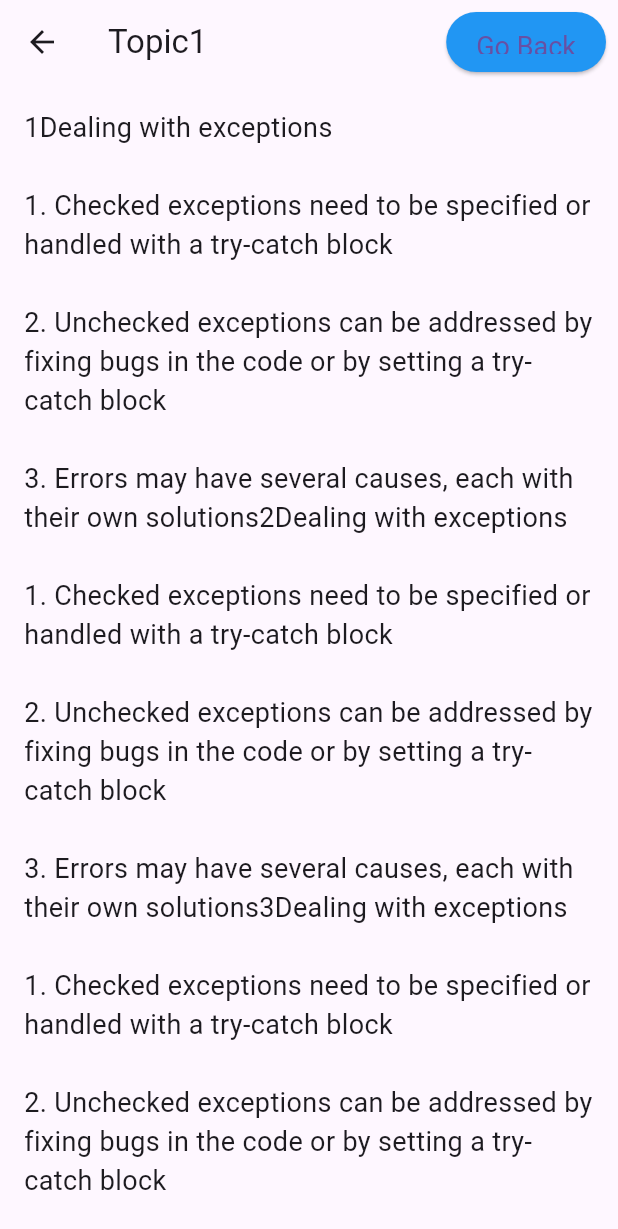
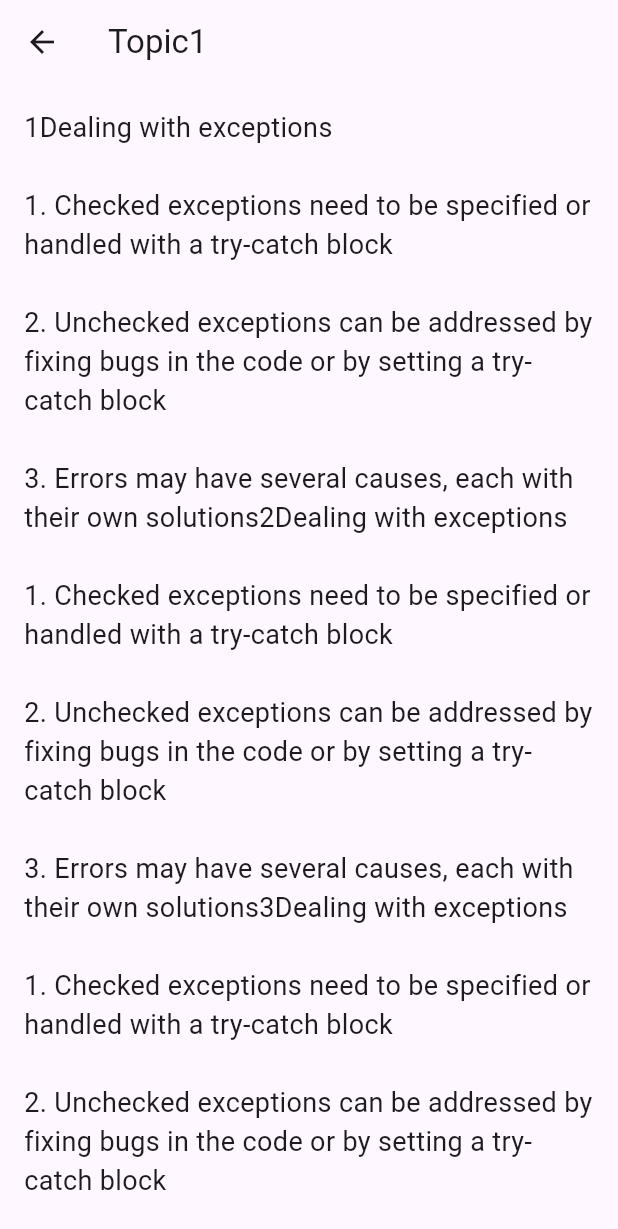
Before and after one commit to shiv9413/gkdownloader, a Flutter app: the TopicScreen screen opened directly, on a phone screen of 412 x 824 dp. Shown: the top 1229 px of the screen. Run offline on Flutter 3.47's test engine with Material 3 defaults, Android fonts, the phone set to English and light mode, and no system bars.

Commit message:
Go Back Button RemoveEEEEEE

```diff
--- a/lib/HomePage.dart
+++ b/lib/HomePage.dart
@@ -219,17 +219,17 @@ class TopicScreen extends StatelessWidget {
         actions: [
           Padding(
             padding: const EdgeInsets.all(8.0),
-            child: ElevatedButton(
-              onPressed: () {
-                Navigator.pop(context); // Navigate back to the previous screen
-              },
-              style: ElevatedButton.styleFrom(
-                primary: Colors.blue,
-                textStyle: TextStyle(fontSize: 18),
-                padding: EdgeInsets.symmetric(horizontal: 20, vertical: 12),
-              ),
-              child: Text('Go Back'),
-            ),
+            // child: ElevatedButton(
+            //   onPressed: () {
+            //     Navigator.pop(context); // Navigate back to the previous screen
+            //   },
+            //   style: ElevatedButton.styleFrom(
+            //     primary: Colors.blue,
+            //     textStyle: TextStyle(fontSize: 18),
+            //     padding: EdgeInsets.symmetric(horizontal: 20, vertical: 12),
+            //   ),
+            //   child: Text('Go Back'),
+            // ),
           ),
         ],
       ),
```
